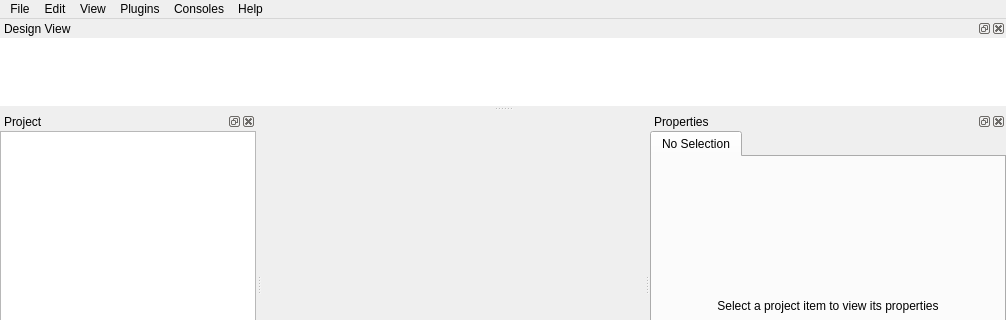
Before: the Qt Designer form spinetoolbox/ui/mainwindow.ui in spine-tools/Spine-Toolbox, drawn with Qt 5; both pictures show x 0 to 1006 and y 0 to 320 of the 1006 by 668 pixel window.
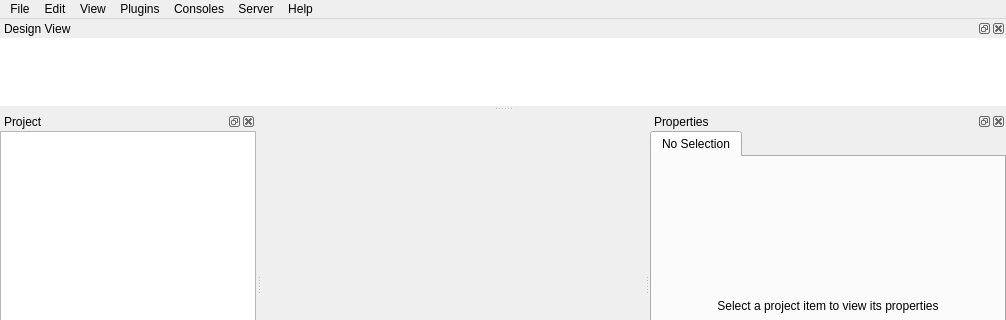
After: the same form once the commit is applied. Icons and pictures are not drawn. Custom widgets are drawn as their Qt base class.

Commit message: Add support for retrieving finished projects from server by using a new menu Server->Retrieve project action

The edit to the form file:
```diff
--- a/spinetoolbox/ui/mainwindow.ui
+++ b/spinetoolbox/ui/mainwindow.ui
@@ -120,11 +120,18 @@
     <addaction name="actionStartPythonConsole"/>
     <addaction name="actionStartJuliaConsole"/>
    </widget>
+   <widget class="QMenu" name="menuServer">
+    <property name="title">
+     <string>Server</string>
+    </property>
+    <addaction name="actionRetrieve_project"/>
+   </widget>
    <addaction name="menuFile"/>
    <addaction name="menuEdit"/>
    <addaction name="menuView"/>
    <addaction name="menuPlugins"/>
    <addaction name="menuConsoles"/>
+   <addaction name="menuServer"/>
    <addaction name="menuHelp"/>
   </widget>
   <widget class="QStatusBar" name="statusbar"/>
```
Left out of the diff: 5 changed lines with no effect on the pictures. The commit also changes 5 other files.
